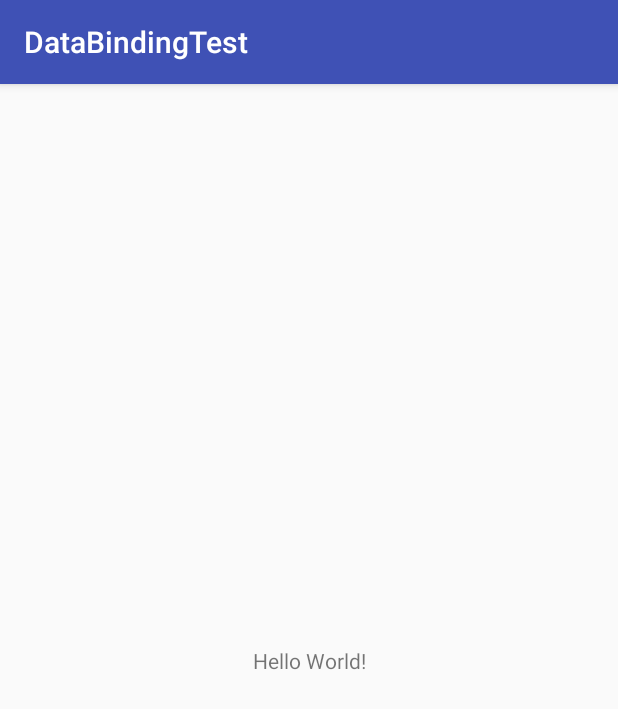
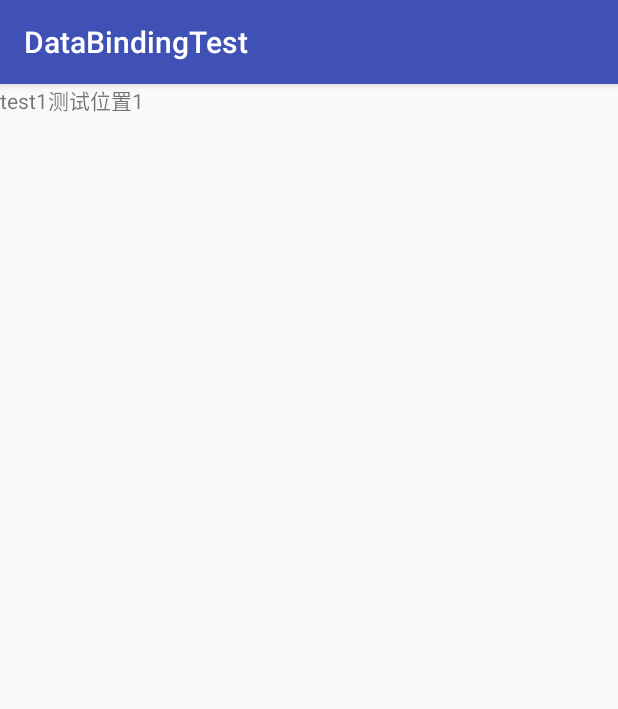
Before and after one commit to bingin/DataBindingTest, an Android app: the screen it shows after launch (MainActivity), on a phone screen of 412 x 824 dp. Shown: the top 709 px of the screen. Run offline under Robolectric (Android 15) with nearby library versions, the phone set to English and light mode, and no system bars; our stand-ins replace data binding.

Commit message:
add a simple example

```diff
--- a/app/src/main/java/com/bingin/databindingtest/MainActivity.java
+++ b/app/src/main/java/com/bingin/databindingtest/MainActivity.java
@@ -1,13 +1,19 @@
 package com.bingin.databindingtest;
 
+import android.databinding.DataBindingUtil;
+import android.os.Bundle;
 import android.support.v7.app.AppCompatActivity;
-import android.os.Bundle;
+
+import com.bingin.databindingtest.databinding.LayoutMainBinding;
 
 public class MainActivity extends AppCompatActivity {
 
     @Override
     protected void onCreate(Bundle savedInstanceState) {
         super.onCreate(savedInstanceState);
-        setContentView(R.layout.activity_main);
+//        setContentView(R.layout.activity_main);
+        LayoutMainBinding binding = DataBindingUtil.setContentView(this, R.layout.layout_main);
+        binding.setStu(new Student("test1", "测试位置1"));
+
     }
 }
--- /dev/null
+++ b/app/src/main/java/com/bingin/databindingtest/Student.java
@@ -0,0 +1,34 @@
+package com.bingin.databindingtest;
+
+/**
+ * Created by bingin on 2018/12/19.
+ */
+
+public class Student {
+    private String name;
+    private String addr;
+
+    public Student() {
+    }
+
+    public Student(String name, String addr) {
+        this.name = name;
+        this.addr = addr;
+    }
+
+    public String getName() {
+        return name;
+    }
+
+    public void setName(String name) {
+        this.name = name;
+    }
+
+    public String getAddr() {
+        return this.addr;
+    }
+
+    public void setAddr(String addr) {
+        this.addr = addr;
+    }
+}
--- /dev/null
+++ b/app/src/main/res/layout/layout_main.xml
@@ -0,0 +1,28 @@
+<?xml version="1.0" encoding="utf-8"?>
+<layout xmlns:android="http://schemas.android.com/apk/res/android"
+        android:orientation="vertical">
+
+    <data>
+
+        <variable
+            name="stu"
+            type="com.bingin.databindingtest.Student"/>
+    </data>
+
+    <LinearLayout
+        android:layout_width="match_parent"
+        android:layout_height="match_parent">
+
+        <TextView
+            android:layout_width="wrap_content"
+            android:layout_height="wrap_content"
+            android:text="@{stu.name}"/>
+
+        <TextView
+            android:layout_width="wrap_content"
+            android:layout_height="wrap_content"
+            android:text="@{stu.addr}"/>
+
+    </LinearLayout>
+
+</layout>
```
